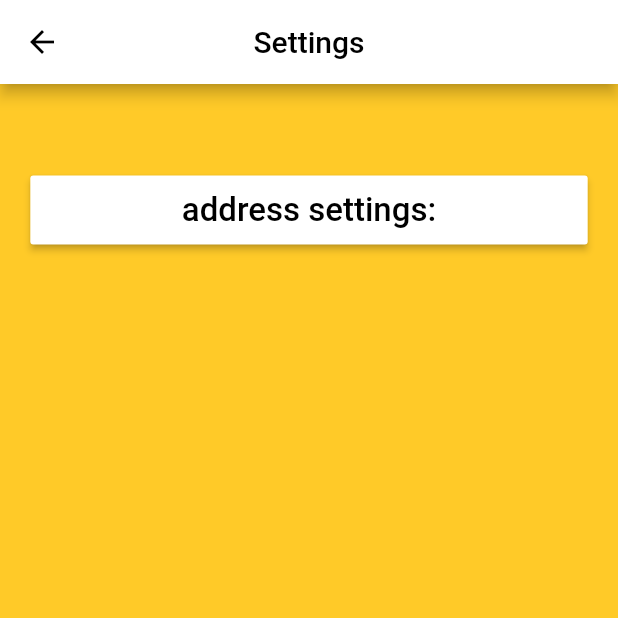
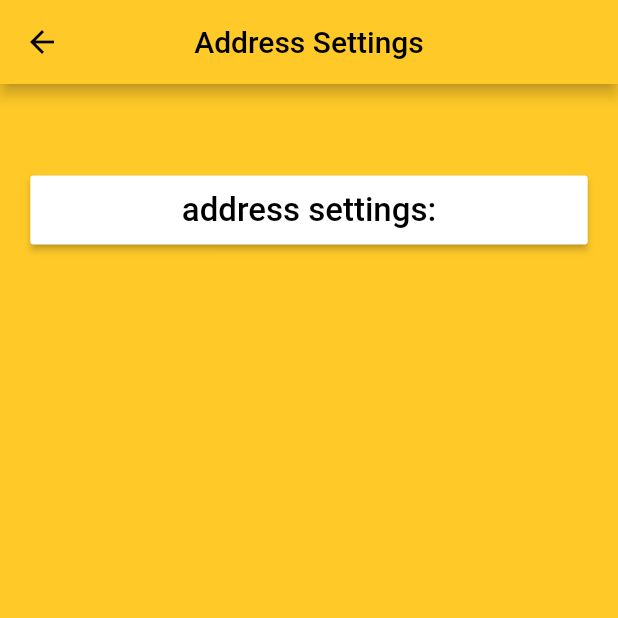
Before and after one commit to Ferstac/buying-with-crypto, a Flutter app: the Settings screen opened directly, after a tap on "address settings:", on a phone screen of 412 x 824 dp, the top half of it. Run offline on Flutter 3.47's test engine with Material 2 defaults, Android fonts, the phone set to English and light mode, and no system bars; our stand-ins replace getwidget, rive; network calls fail; Roboto replaces fonts that are missing (SignikaSemiBold).

Commit message:
Writing settings pages

```diff
--- /dev/null
+++ b/lib/pages/address_settings_page.dart
@@ -0,0 +1,91 @@
+import 'package:flutter/material.dart';
+
+class AddressSettings extends StatefulWidget {
+  const AddressSettings({Key? key}) : super(key: key);
+
+  @override
+  _AddressSettingsState createState() {
+    return _AddressSettingsState();
+  }
+}
+
+class _AddressSettingsState extends State<AddressSettings> {
+  @override
+  Widget build(BuildContext context) {
+    return Scaffold(
+      appBar: AppBar(
+        title: const Text(
+          "Address Settings",
+          style: TextStyle(
+              fontFamily: "SignikaSemiBold",
+              color: Color.fromARGB(255, 0, 0, 0),
+              fontSize: 20.0),
+        ),
+        centerTitle: true,
+        backgroundColor: Colors.amber.shade400,
+      ),
+      body: Container(
+        decoration: BoxDecoration(
+          color: Colors.amber.shade400,
+        ),
+        width: double.infinity,
+        padding: const EdgeInsets.only(top: 20.0),
+        child: Column(
+          children: <Widget>[
+            Stack(
+              clipBehavior: Clip.none,
+              alignment: Alignment.topCenter,
+              children: <Widget>[
+                SizedBox(
+                  child: Column(
+                    mainAxisAlignment: MainAxisAlignment.start,
+                    crossAxisAlignment: CrossAxisAlignment.center,
+                    children: <Widget>[
+                      Center(
+                        child: Container(
+                          padding: const EdgeInsets.only(top: 20.0),
+                          child: Container(
+                            margin:
+                                const EdgeInsets.only(top: 20.0, bottom: 10.0),
+                            decoration: const BoxDecoration(
+                              borderRadius: BorderRadius.only(
+                                topLeft: Radius.circular(5),
+                                bottomLeft: Radius.circular(5),
+                              ),
+                            ),
+                            child: MaterialButton(
+                              color: Colors.white,
+                              highlightColor:
+                                  const Color.fromARGB(0, 248, 0, 0),
+                              splashColor:
+                                  const Color.fromARGB(255, 237, 196, 196),
+                              child: const Padding(
+                                padding: EdgeInsets.symmetric(
+                                  vertical: 10.0,
+                                  horizontal: 85.0,
+                                ),
+                                child: Text(
+                                  "address settings:",
+                                  style: TextStyle(
+                                    fontFamily: "SignikaSemiBold",
+                                    color: Color.fromARGB(255, 0, 0, 0),
+                                    fontSize: 22.0,
+                                  ),
+                                ),
+                              ),
+                              onPressed: () {},
+                            ),
+                          ),
+                        ),
+                      ),
+                    ],
+                  ),
+                ),
+              ],
+            ),
+          ],
+        ),
+      ),
+    );
+  }
+}
--- a/lib/pages/settings_page.dart
+++ b/lib/pages/settings_page.dart
@@ -1,4 +1,7 @@
 import 'package:flutter/material.dart';
+import 'address_settings_page.dart';
+import 'login_information_settings_page.dart';
+import 'payment_system_settings_page.dart';
 
 class Settings extends StatefulWidget {
   const Settings({Key? key}) : super(key: key);
@@ -22,7 +25,7 @@ class _SettingsState extends State<Settings> {
               fontSize: 20.0),
         ),
         centerTitle: true,
-        backgroundColor: Colors.white,
+        backgroundColor: Colors.amber.shade400,
       ),
       body: Container(
         decoration: BoxDecoration(
@@ -43,14 +46,15 @@ class _SettingsState extends State<Settings> {
                     children: <Widget>[
                       Center(
                         child: Container(
-                          padding: const EdgeInsets.only(top: 20.0),
+                          padding: const EdgeInsets.only(top: 10.0),
                           child: Container(
                             margin:
-                                const EdgeInsets.only(top: 20.0, bottom: 10.0),
+                                const EdgeInsets.only(top: 10.0, bottom: 10.0),
                             decoration: const BoxDecoration(
                               borderRadius: BorderRadius.only(
-                                  topLeft: Radius.circular(5),
-                                  bottomLeft: Radius.circular(5)),
+                                topLeft: Radius.circular(5),
+                                bottomLeft: Radius.circular(5),
+                              ),
                             ),
                             child: MaterialButton(
                               color: Colors.white,
@@ -60,16 +64,114 @@ class _SettingsState extends State<Settings> {
                                   const Color.fromARGB(255, 237, 196, 196),
                               child: const Padding(
                                 padding: EdgeInsets.symmetric(
-                                    vertical: 10.0, horizontal: 85.0),
+                                  vertical: 10.0,
+                                  horizontal: 85.0,
+                                ),
                                 child: Text(
                                   "address settings:",
                                   style: TextStyle(
-                                      fontFamily: "SignikaSemiBold",
-                                      color: Color.fromARGB(255, 0, 0, 0),
-                                      fontSize: 22.0),
+                                    fontFamily: "SignikaSemiBold",
+                                    color: Color.fromARGB(255, 0, 0, 0),
+                                    fontSize: 22.0,
+                                  ),
                                 ),
                               ),
-                              onPressed: () {},
+                              onPressed: () {
+                                Navigator.push(
+                                  context,
+                                  MaterialPageRoute(
+                                    builder: (context) => AddressSettings(),
+                                  ),
+                                );
+                              },
+                            ),
+                          ),
+                        ),
+                      ),
+                      Center(
+                        child: Container(
+                          padding: const EdgeInsets.only(top: 10.0),
+                          child: Container(
+                            margin:
+                                const EdgeInsets.only(top: 10.0, bottom: 10.0),
+                            decoration: const BoxDecoration(
+                              borderRadius: BorderRadius.only(
+                                topLeft: Radius.circular(5),
+                                bottomLeft: Radius.circular(5),
+                              ),
+                            ),
+                            child: MaterialButton(
+                              color: Colors.white,
+                              highlightColor:
+                                  const Color.fromARGB(0, 248, 0, 0),
+                              splashColor:
+                                  const Color.fromARGB(255, 237, 196, 196),
+                              child: const Padding(
+                                padding: EdgeInsets.symmetric(
+                                  vertical: 10.0,
+                                  horizontal: 40.0,
+                                ),
+                                child: Text(
+                                  "login information settings:",
+                                  style: TextStyle(
+                                    fontFamily: "SignikaSemiBold",
+                                    color: Color.fromARGB(255, 0, 0, 0),
+                                    fontSize: 22.0,
+                                  ),
+                                ),
+                              ),
+                              onPressed: () {
+                                Navigator.push(
+                                  context,
+                                  MaterialPageRoute(
+                                    builder: (context) => LoginInformationSettings(),
+                                  ),
+                                );
+                              },
+                            ),
+                          ),
+                        ),
+                      ),
+                      Center(
+                        child: Container(
+                          padding: const EdgeInsets.only(top: 10.0),
+                          child: Container(
+                            margin:
+                                const EdgeInsets.only(top: 10.0, bottom: 10.0),
+                            decoration: const BoxDecoration(
+                              borderRadius: BorderRadius.only(
+                                topLeft: Radius.circular(5),
+                                bottomLeft: Radius.circular(5),
+                              ),
+                            ),
+                            child: MaterialButton(
+                              color: Colors.white,
+                              highlightColor:
+                                  const Color.fromARGB(0, 248, 0, 0),
+                              splashColor:
+                                  const Color.fromARGB(255, 237, 196, 196),
+                              child: const Padding(
+                                padding: EdgeInsets.symmetric(
+                                  vertical: 10.0,
+                                  horizontal: 40.0,
+                                ),
+                                child: Text(
+                                  "payment system settings:",
+                                  style: TextStyle(
+                                    fontFamily: "SignikaSemiBold",
+                                    color: Color.fromARGB(255, 0, 0, 0),
+                                    fontSize: 22.0,
+                                  ),
+                                ),
+                              ),
+                              onPressed: () {
+                                Navigator.push(
+                                  context,
+                                  MaterialPageRoute(
+                                    builder: (context) => PaymentSystemSettings(),
+                                  ),
+                                );
+                              },
                             ),
                           ),
                         ),
```
Also changed, not shown: lib/pages/login_information_settings_page.dart (added, +213 -0 lines), lib/pages/payment_system_settings_page.dart (added, +91 -0 lines).
